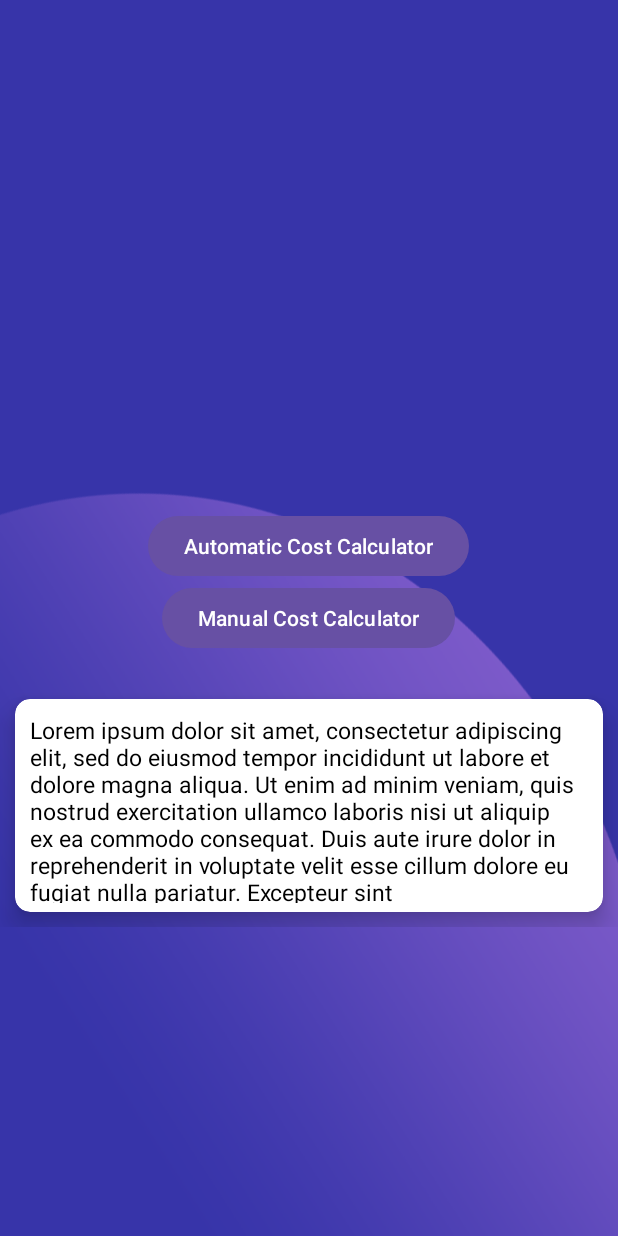
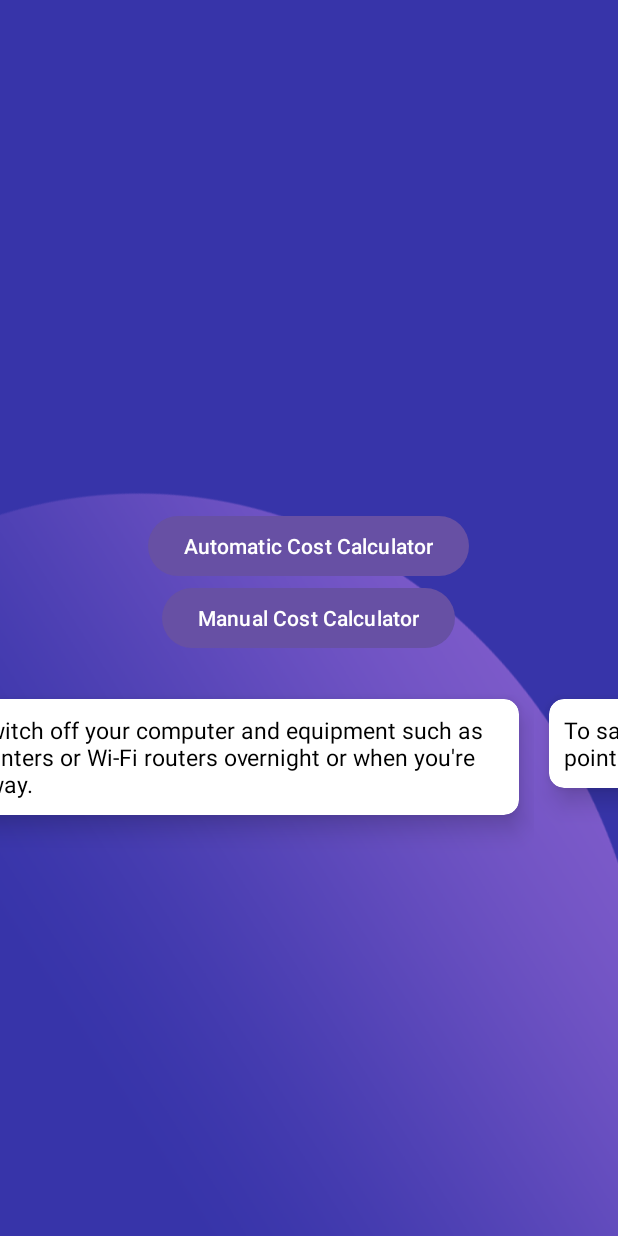
Before and after one commit to Thirdeyee1/Electric-Bill-Calculator-App, an Android app: the screen it shows after launch (MainActivity), on a phone screen of 412 x 824 dp. Run offline under Robolectric (Android 15) with nearby library versions, the phone set to English and light mode, and no system bars.

Commit message:
Tip box done

```diff
--- a/app/src/main/java/com/example/softdev/MainActivity.java
+++ b/app/src/main/java/com/example/softdev/MainActivity.java
@@ -3,15 +3,21 @@ package com.example.softdev;
 import android.annotation.SuppressLint;
 import android.content.Intent;
 import android.os.Bundle;
+import android.os.Handler;
 import android.view.View;
 import android.widget.Button;
+import android.widget.HorizontalScrollView;
 import android.widget.LinearLayout;
+import android.widget.TextView;
 import androidx.appcompat.app.AppCompatActivity;
 
 public class MainActivity extends AppCompatActivity {
 
     LinearLayout layout;
-
+    HorizontalScrollView scrollView;
+    int currentCardIndex = 0;
+    final int totalCards = 4;
+    final int scrollDelay = 3000; // 3 seconds
 
     @Override
     protected void onCreate(Bundle savedInstanceState) {
@@ -25,19 +31,42 @@ public class MainActivity extends AppCompatActivity {
         goAutomatic.setOnClickListener(v -> openAutomatic());
 
         layout = findViewById(R.id.tip_box);
-        for (int i = 0; i < 4; i++) {
-            addCard();
+        scrollView = findViewById(R.id.horizontal_scroll_view);
+
+        // Add cards with different tips
+        for (int i = 1; i <= totalCards; i++) {
+            addCard(i);
         }
 
+        // Start scrolling handler
+        startCardScrolling();
     }
 
+    private void startCardScrolling() {
+        Handler handler = new Handler();
+        handler.postDelayed(new Runnable() {
+            @Override
+            public void run() {
+                scrollNextCard();
+                startCardScrolling();
+            }
+        }, scrollDelay);
+    }
 
-    @SuppressLint("DefaultLocale") private void addCard() {
+    private void scrollNextCard() {
+        currentCardIndex = (currentCardIndex + 1) % totalCards;
+        int scrollX = currentCardIndex * scrollView.getWidth();
+        scrollView.smoothScrollTo(scrollX, 0);
+    }
+
+    @SuppressLint("DefaultLocale")
+    private void addCard(int tipNumber) {
         @SuppressLint("InflateParams") final View view = getLayoutInflater().inflate(R.layout.card_tips, null);
-       // TextView tipView = view.findViewById(R.id.tip);
-       // tipView.setText();
+        TextView tipView = view.findViewById(R.id.tip_1); // Use the static ID
+        tipView.setText(getString(getResources().getIdentifier("tip_" + tipNumber, "string", getPackageName())));
         layout.addView(view);
     }
+
     public void openManual() {
         Intent intent = new Intent(this, ManualActivity.class);
         intent.addFlags(Intent.FLAG_ACTIVITY_CLEAR_TOP | Intent.FLAG_ACTIVITY_SINGLE_TOP);
--- a/app/src/main/res/layout/activity_main.xml
+++ b/app/src/main/res/layout/activity_main.xml
@@ -24,21 +24,22 @@
         android:layout_centerInParent="true"
         android:text="@string/toAuto" />
 
-    <ScrollView
-
+    <HorizontalScrollView
+        android:id="@+id/horizontal_scroll_view"
         android:layout_width="match_parent"
-        android:layout_height="283dp"
+        android:layout_height="match_parent"
         android:layout_below="@+id/buttonA"
         android:layout_marginTop="20dp"
-
         android:layout_marginBottom="40dp"
         android:scrollbars="none">
+
         <LinearLayout
             android:id="@+id/tip_box"
-            android:layout_width="match_parent"
-            android:layout_height="wrap_content"
+            android:layout_width="wrap_content"
+            android:layout_height="match_parent"
             android:orientation="horizontal">
         </LinearLayout>
-    </ScrollView>
+
+    </HorizontalScrollView>
 
 </RelativeLayout>
--- a/app/src/main/res/layout/card_tips.xml
+++ b/app/src/main/res/layout/card_tips.xml
@@ -5,10 +5,9 @@
     android:layout_width="match_parent"
     android:layout_height="match_parent">
 
-
     <RelativeLayout
         android:layout_width="match_parent"
-        android:layout_height="162dp">
+        android:layout_height="121dp">
 
         <androidx.cardview.widget.CardView
             android:layout_width="wrap_content"
@@ -21,12 +20,13 @@
             app:cardElevation="10dp">
 
             <RelativeLayout
-                android:layout_width="396dp"
-                android:layout_height="146dp"
+                android:layout_width="match_parent"
+                android:layout_height="match_parent"
                 android:padding="10dp">
 
                 <TextView
-                    android:layout_width="wrap_content"
+                    android:id="@+id/tip_1"
+                    android:layout_width="353dp"
                     android:layout_height="wrap_content"
                     android:text="@string/tip_1"
                     android:textColor="@android:color/black"
--- a/app/src/main/res/values/strings.xml
+++ b/app/src/main/res/values/strings.xml
@@ -23,12 +23,9 @@
     <string name="label_quantity">Unit(s)</string>
     <string name="label_hour">hr(s)</string>
 
-    <string name="tip_1">Lorem ipsum dolor sit amet,
-        consectetur adipiscing elit, sed do eiusmod tempor incididunt
-        ut labore et dolore magna aliqua. Ut enim ad minim veniam,
-        quis nostrud exercitation ullamco laboris nisi ut aliquip ex
-        ea commodo consequat. Duis aute irure dolor in reprehenderit
-        in voluptate velit esse cillum dolore eu fugiat nulla pariatur.
-        Excepteur sint</string>
-
+    <string name="tip_1">To save the most energy, switch off the power point rather than leave appliances on standby.</string>
+    <string name="tip_2">Turn off your heater, cooling units and appliances when you go to bed or leave the house.</string>
+    <string name="tip_3">Switch off your computer and equipment such as printers or Wi-Fi routers overnight or when you\'re away.</string>
+    <string name="tip_4">To save the most energy, switch off the power point rather than leave appliances on standby.</string>
+    <string name="tip_5">To save the most energy, switch off the power point rather than leave appliances on standby.</string>
 </resources>
```
